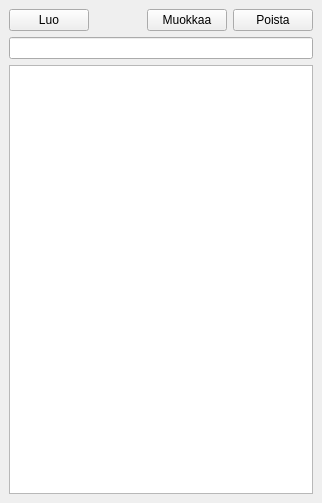
Qt form arho_feature_template/gui/docks/regulation_groups_dock.ui (GispoCoding/arho-qgis-plugin) before a commit.
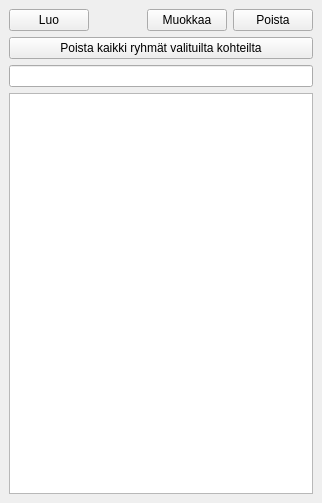
The same form after that commit. Custom widgets are drawn as their Qt base class.

Commit message:
add button to remove all regulation groups from selected plan features
add methods to request selected features for plan layers

Patch:
```diff
--- a/arho_feature_template/gui/docks/regulation_groups_dock.ui
+++ b/arho_feature_template/gui/docks/regulation_groups_dock.ui
@@ -62,6 +62,13 @@
       </item>
      </layout>
     </item>
+    <item>
+     <widget class="QPushButton" name="remove_all_btn">
+      <property name="text">
+       <string>Poista kaikki ryhmät valituilta kohteilta</string>
+      </property>
+     </widget>
+    </item>
     <item>
      <widget class="QgsFilterLineEdit" name="search_box">
       <property name="showSearchIcon">
```
Left out of the diff: 2 changed lines with no effect on the pictures. The commit also changes 3 other files.
